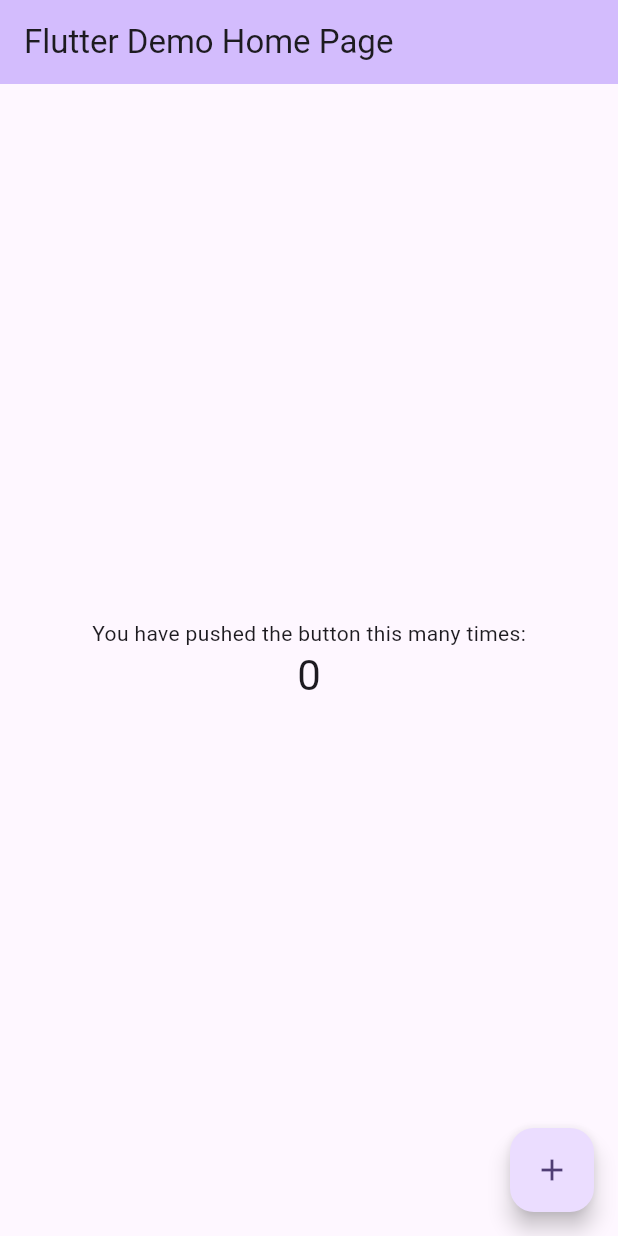
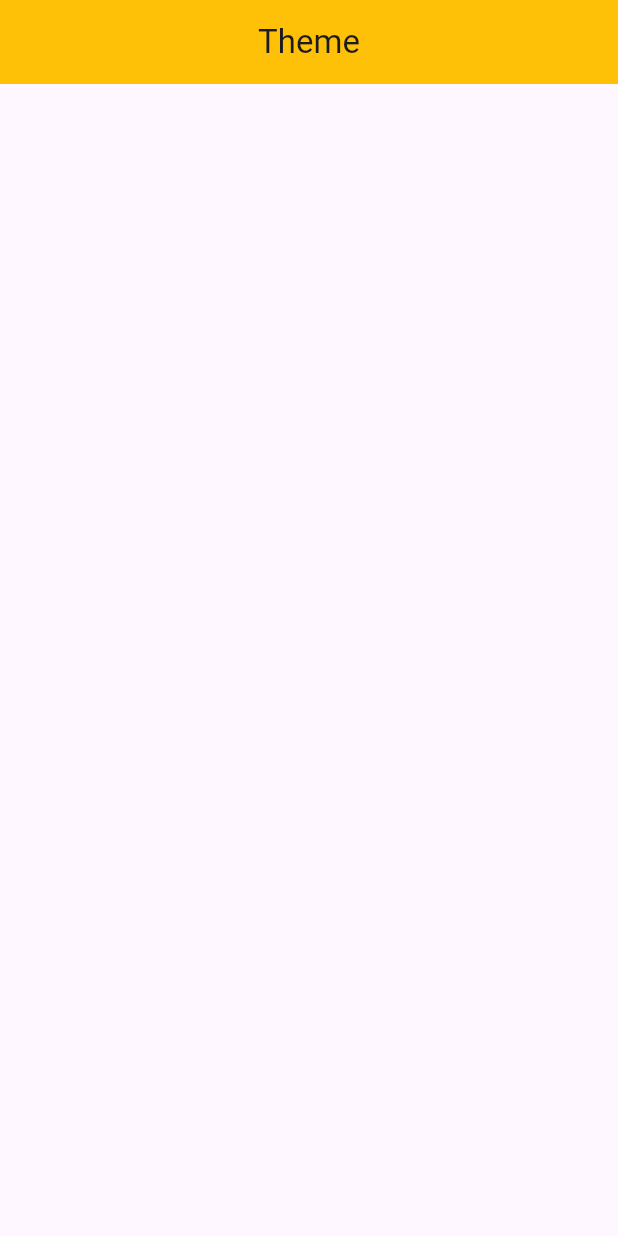
Before and after one commit to alazad214/thememode, a Flutter app: the screen it shows after launch, on a phone screen of 412 x 824 dp. Run offline on Flutter 3.47's test engine with Material 3 defaults, Android fonts, the phone set to English and light mode, and no system bars.

Commit message:
home screen added

```diff
--- a/lib/main.dart
+++ b/lib/main.dart
@@ -1,4 +1,5 @@
 import 'package:flutter/material.dart';
+import 'package:thememode/screens/home_screen.dart';
 
 void main() {
   runApp(const MyApp());
@@ -10,116 +11,6 @@
   // This widget is the root of your application.
   @override
   Widget build(BuildContext context) {
-    return MaterialApp(
-      title: 'Flutter Demo',
-      theme: ThemeData(
-        // This is the theme of your application.
-        //
-        // TRY THIS: Try running your application with "flutter run". You'll see
-        // the application has a purple toolbar. Then, without quitting the app,
-        // try changing the seedColor in the colorScheme below to Colors.green
-        // and then invoke "hot reload" (save your changes or press the "hot
-        // reload" button in a Flutter-supported IDE, or press "r" if you used
-        // the command line to start the app).
-        //
-        // Notice that the counter didn't reset back to zero; the application
-        // state is not lost during the reload. To reset the state, use hot
-        // restart instead.
-        //
-        // This works for code too, not just values: Most code changes can be
-        // tested with just a hot reload.
-        colorScheme: ColorScheme.fromSeed(seedColor: Colors.deepPurple),
-        useMaterial3: true,
-      ),
-      home: const MyHomePage(title: 'Flutter Demo Home Page'),
-    );
+    return MaterialApp(debugShowCheckedModeBanner: false, home: HomeScreen());
   }
 }
-
-class MyHomePage extends StatefulWidget {
-  const MyHomePage({super.key, required this.title});
-
-  // This widget is the home page of your application. It is stateful, meaning
-  // that it has a State object (defined below) that contains fields that affect
-  // how it looks.
-
-  // This class is the configuration for the state. It holds the values (in this
-  // case the title) provided by the parent (in this case the App widget) and
-  // used by the build method of the State. Fields in a Widget subclass are
-  // always marked "final".
-
-  final String title;
-
-  @override
-  State<MyHomePage> createState() => _MyHomePageState();
-}
-
-class _MyHomePageState extends State<MyHomePage> {
-  int _counter = 0;
-
-  void _incrementCounter() {
-    setState(() {
-      // This call to setState tells the Flutter framework that something has
-      // changed in this State, which causes it to rerun the build method below
-      // so that the display can reflect the updated values. If we changed
-      // _counter without calling setState(), then the build method would not be
-      // called again, and so nothing would appear to happen.
-      _counter++;
-    });
-  }
-
-  @override
-  Widget build(BuildContext context) {
-    // This method is rerun every time setState is called, for instance as done
-    // by the _incrementCounter method above.
-    //
-    // The Flutter framework has been optimized to make rerunning build methods
-    // fast, so that you can just rebuild anything that needs updating rather
-    // than having to individually change instances of widgets.
-    return Scaffold(
-      appBar: AppBar(
-        // TRY THIS: Try changing the color here to a specific color (to
-        // Colors.amber, perhaps?) and trigger a hot reload to see the AppBar
-        // change color while the other colors stay the same.
-        backgroundColor: Theme.of(context).colorScheme.inversePrimary,
-        // Here we take the value from the MyHomePage object that was created by
-        // the App.build method, and use it to set our appbar title.
-        title: Text(widget.title),
-      ),
-      body: Center(
-        // Center is a layout widget. It takes a single child and positions it
-        // in the middle of the parent.
-        child: Column(
-          // Column is also a layout widget. It takes a list of children and
-          // arranges them vertically. By default, it sizes itself to fit its
-          // children horizontally, and tries to be as tall as its parent.
-          //
-          // Column has various properties to control how it sizes itself and
-          // how it positions its children. Here we use mainAxisAlignment to
-          // center the children vertically; the main axis here is the vertical
-          // axis because Columns are vertical (the cross axis would be
-          // horizontal).
-          //
-          // TRY THIS: Invoke "debug painting" (choose the "Toggle Debug Paint"
-          // action in the IDE, or press "p" in the console), to see the
-          // wireframe for each widget.
-          mainAxisAlignment: MainAxisAlignment.center,
-          children: <Widget>[
-            const Text(
-              'You have pushed the button this many times:',
-            ),
-            Text(
-              '$_counter',
-              style: Theme.of(context).textTheme.headlineMedium,
-            ),
-          ],
-        ),
-      ),
-      floatingActionButton: FloatingActionButton(
-        onPressed: _incrementCounter,
-        tooltip: 'Increment',
-        child: const Icon(Icons.add),
-      ), // This trailing comma makes auto-formatting nicer for build methods.
-    );
-  }
-}
--- /dev/null
+++ b/lib/screens/home_screen.dart
@@ -0,0 +1,16 @@
+import 'package:flutter/material.dart';
+
+class HomeScreen extends StatelessWidget {
+  const HomeScreen({super.key});
+
+  @override
+  Widget build(BuildContext context) {
+    return Scaffold(
+      appBar: AppBar(
+        title: const Text("Theme"),
+        centerTitle: true,
+        backgroundColor: Colors.amber,
+      ),
+    );
+  }
+}
```
